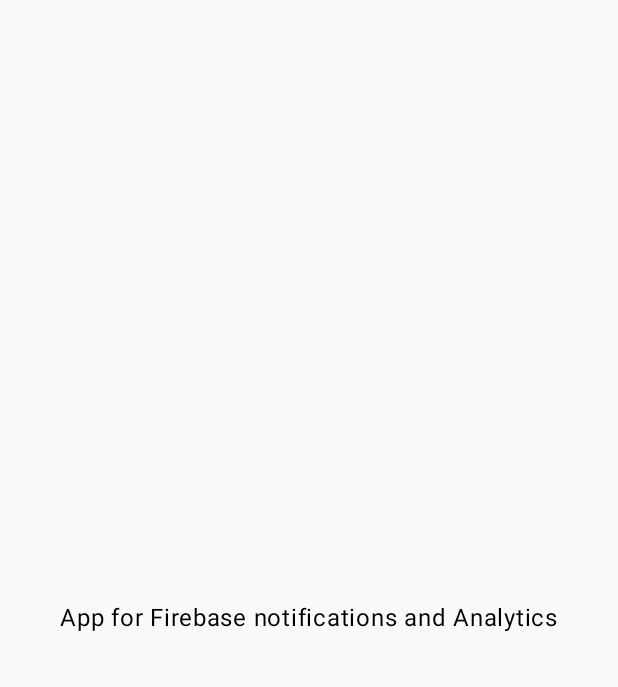
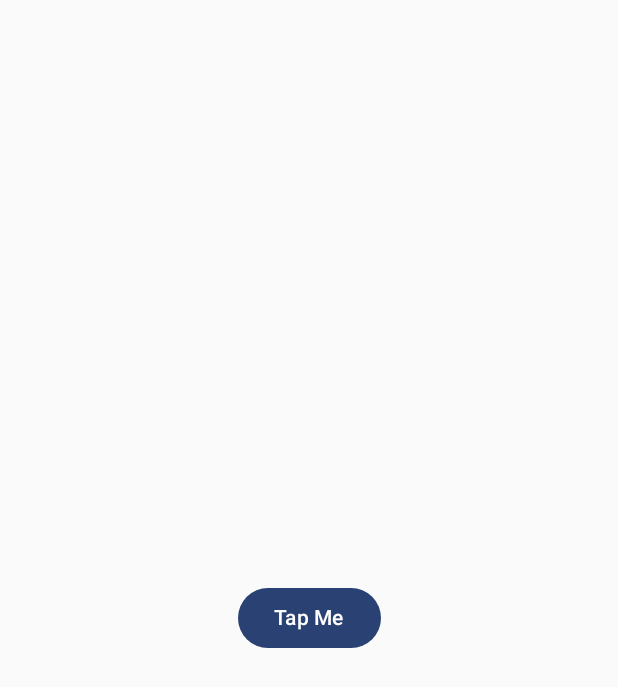
Before and after one commit to RaghadAlmehmadi/Firebase_Notifications, an Android app built with Jetpack Compose: the screen it shows after launch (MainActivity), on a phone screen of 412 x 824 dp. Shown: the top 687 px of the screen. Run offline under Robolectric (Android 15) with nearby library versions, the phone set to English and light mode, and no system bars.

Commit message:
Firebase Analytics Integration

```diff
--- a/app/build.gradle.kts
+++ b/app/build.gradle.kts
@@ -60,5 +60,5 @@ dependencies {
     implementation(platform(libs.firebase.bom))
     implementation(libs.firebase.analytics)
     implementation(libs.firebase.messaging)
-
+    implementation("com.google.firebase:firebase-analytics-ktx")
 }
--- a/app/src/main/java/com/example/firebase_notifications/MainActivity.kt
+++ b/app/src/main/java/com/example/firebase_notifications/MainActivity.kt
@@ -7,18 +7,30 @@ import androidx.activity.compose.setContent
 import androidx.activity.enableEdgeToEdge
 import androidx.compose.foundation.layout.Box
 import androidx.compose.foundation.layout.fillMaxSize
-import androidx.compose.foundation.layout.padding
-import androidx.compose.material3.Scaffold
+import androidx.compose.material3.Button
 import androidx.compose.material3.Text
-import androidx.compose.runtime.Composable
 import androidx.compose.ui.Modifier
-import androidx.compose.ui.tooling.preview.Preview
 import com.example.firebase_notifications.ui.theme.Firebase_NotificationsTheme
+import com.google.firebase.analytics.FirebaseAnalytics
 import com.google.firebase.messaging.FirebaseMessaging
 
 class MainActivity : ComponentActivity() {
     override fun onCreate(savedInstanceState: Bundle?) {
         super.onCreate(savedInstanceState)
+         lateinit var firebaseAnalytics: FirebaseAnalytics
+
+        firebaseAnalytics = FirebaseAnalytics.getInstance(this)
+
+        firebaseAnalytics.logEvent(FirebaseAnalytics.Event.SCREEN_VIEW, Bundle().apply {
+            putString(FirebaseAnalytics.Param.SCREEN_NAME, "MainScreen")
+            putString(FirebaseAnalytics.Param.SCREEN_CLASS, "MainActivity")
+        })
+        if (intent.extras != null) {
+            if (intent.extras!!.containsKey("from_notification")) {
+                firebaseAnalytics.logEvent("notification_opened", null)
+            }
+        }
+        FirebaseAnalytics.getInstance(this).logEvent("notification_opened", null)
         enableEdgeToEdge()
             FirebaseMessaging.getInstance().token.addOnCompleteListener { task ->
                 if (task.isSuccessful) {
@@ -35,7 +47,17 @@ class MainActivity : ComponentActivity() {
                         .fillMaxSize(),
                     contentAlignment = androidx.compose.ui.Alignment.Center
                 ) {
-                    Text(text = "App for Firebase notifications and Analytics")
+                    Button(onClick = {
+                    firebaseAnalytics.logEvent("button_clicked", Bundle().apply {
+                        putString("button_name", "TestNotificationButton")
+
+                    })
+                        Log.d("Analytics", "Button tapped event triggered")
+
+                    })
+                    {
+                    Text(text = "Tap Me")
+                }
                 }
             }
         }
```
Also changed, not shown: app/src/main/java/com/example/firebase_notifications/FCM.kt (+8 -5 lines), 3 other files.
